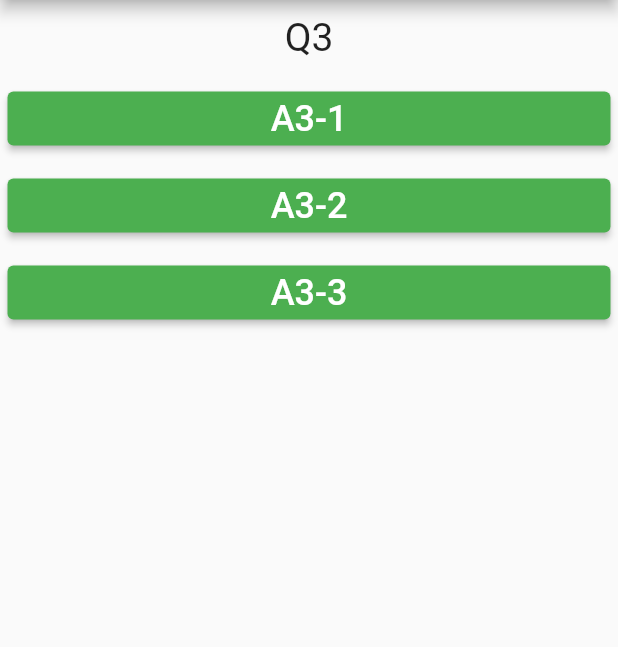
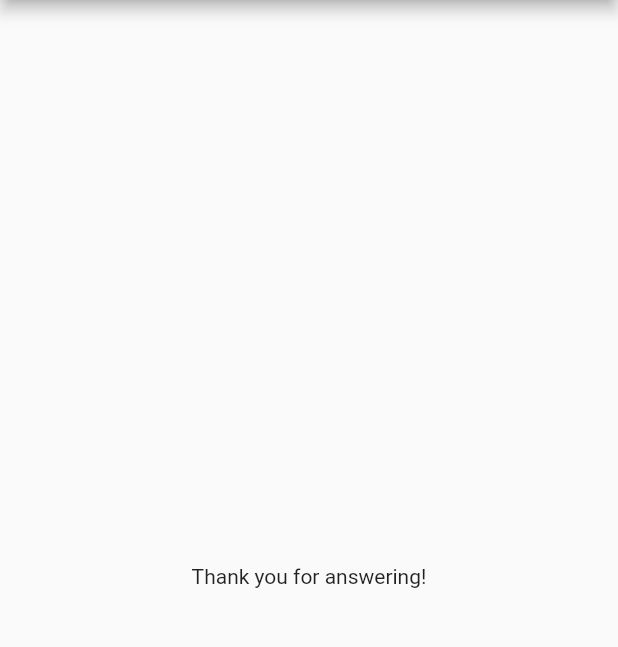
Before and after one commit to jinyongnan810/flutter-quiz-app, a Flutter app: the screen it shows after launch, after a tap on "A1-1", after a tap on "A2-2", after a tap on "A3-3", on a phone screen of 412 x 824 dp, the part 84-731 px from its top. Run offline on Flutter 3.47's test engine with Material 2 defaults, Android fonts, the phone set to English and light mode, and no system bars.

Commit message:
conditionally display components&Center component

```diff
--- a/lib/main.dart
+++ b/lib/main.dart
@@ -31,9 +31,6 @@ class _MyAppState extends State<MyApp> {
   int _questionIndex = 0;
   void _onAnswerSelected() {
     print('questionIndex:$_questionIndex');
-    if (_questionIndex == _qas.length - 1) {
-      return;
-    }
     setState(() {
       _questionIndex++;
     });
@@ -50,14 +47,16 @@ class _MyAppState extends State<MyApp> {
           appBar: AppBar(
             title: Text('Quiz App'),
           ),
-          body: Column(
+          body: _questionIndex < _qas.length
+              ? Column(
                   children: [
                     Question(_qas[_questionIndex].question),
                     ..._qas[_questionIndex].answers.map((e) {
                       return Answer(e, _onAnswerSelected);
                     })
                   ],
-          ),
+                )
+              : Center(child: Text('Thank you for answering!')),
         ));
   }
 }
```
Lines whose indentation alone changed are shown as unchanged.
